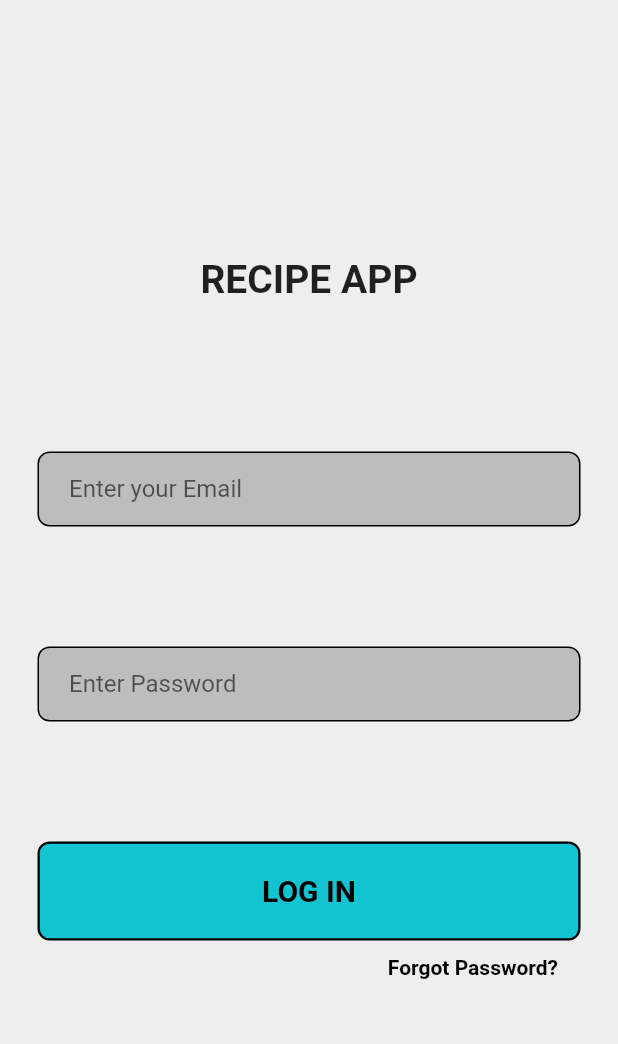
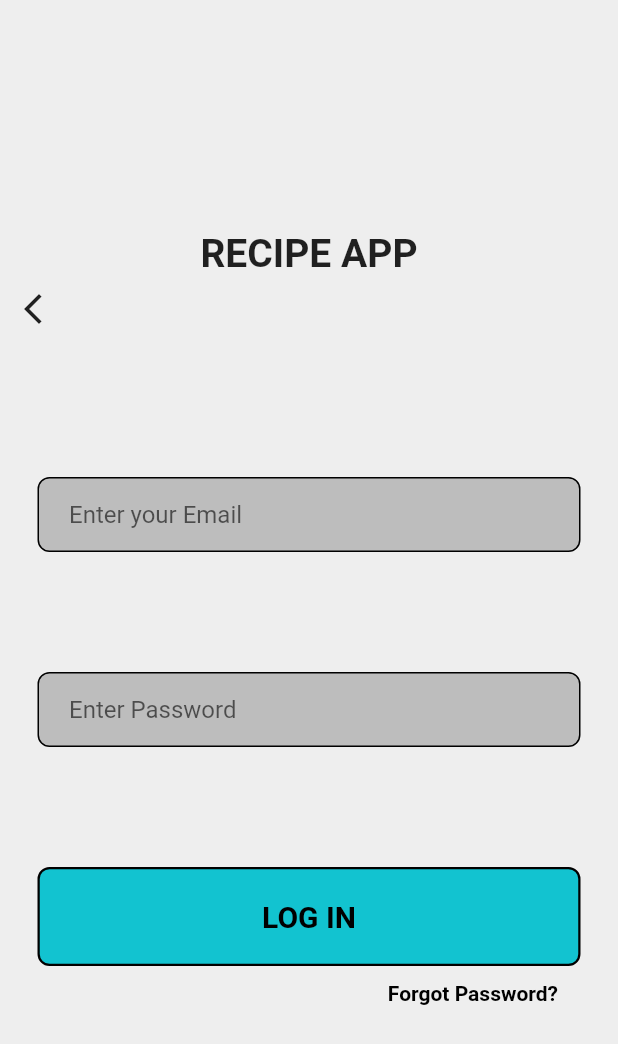
Before and after one commit to shadkasera/receip_app, a Flutter app: the screen it shows after launch, after a tap on "GET STARTED", on a phone screen of 412 x 824 dp. Shown: the top 1044 px of the screen. Run offline on Flutter 3.47's test engine with Material 2 defaults, Android fonts, the phone set to English and light mode, and no system bars.

Commit message:
updated the login

```diff
--- a/lib/login.dart
+++ b/lib/login.dart
@@ -1,5 +1,6 @@
 import 'package:flutter/material.dart';
 import 'package:receip_app/homescreen.dart';
+import 'package:receip_app/welcome.dart';
 
 class LogInPage extends StatelessWidget {
   const LogInPage({super.key});
@@ -26,7 +27,29 @@ class LogInPage extends StatelessWidget {
                     ),
                   ),
                 ),
-
+                const SizedBox(
+                  height: 10,
+                ),
+                Padding(
+                  padding: const EdgeInsets.only(left: 10),
+                  child: Row(
+                    mainAxisAlignment: MainAxisAlignment.start,
+                    children:  [
+                      GestureDetector(onTap: () {
+                        Navigator.push(
+                        context,
+                        MaterialPageRoute(
+                          builder: (context) => const WelcomeScreen(),
+                        ),
+                      );
+                      },
+                        child: const Icon(
+                          Icons.arrow_back_ios_new,
+                        ),
+                      ),
+                    ],
+                  ),
+                ),
                 const SizedBox(
                   height: 100,
                 ),
--- a/lib/main.dart
+++ b/lib/main.dart
@@ -1,7 +1,6 @@
 import 'package:flutter/material.dart';
-import 'package:receip_app/login.dart';
+
 import 'package:receip_app/welcome.dart';
-
 
 void main() {
   runApp(const MyApp());
```
